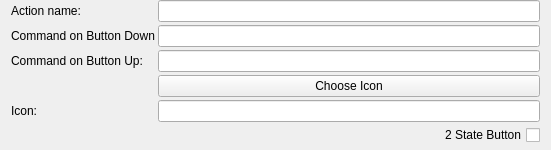
Old version of the form mudlet/prealpha1/mudlet/src/ui/actions_main_area.ui in the repository Mudlet/Mudlet.
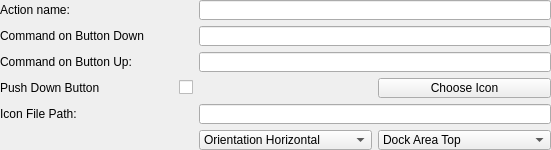
New version of the form.

Commit message: Feature: multiple toolbars (problem: floated TB only horizontal layout)

```diff
--- a/mudlet/prealpha1/mudlet/src/ui/actions_main_area.ui
+++ b/mudlet/prealpha1/mudlet/src/ui/actions_main_area.ui
@@ -31,69 +31,114 @@
    <string>Form</string>
   </property>
   <layout class="QGridLayout" name="gridLayout" >
-   <property name="topMargin" >
+   <property name="margin" >
     <number>0</number>
    </property>
-   <property name="bottomMargin" >
-    <number>0</number>
-   </property>
-   <property name="spacing" >
-    <number>3</number>
-   </property>
-   <item row="0" column="0" >
+   <item row="0" column="0" colspan="2" >
     <widget class="QLabel" name="label_action_name" >
      <property name="text" >
       <string>Action name:</string>
      </property>
     </widget>
    </item>
-   <item row="0" column="1" >
+   <item row="0" column="2" colspan="2" >
     <widget class="QLineEdit" name="lineEdit_action_name" />
    </item>
-   <item row="1" column="0" >
+   <item row="1" column="0" colspan="2" >
     <widget class="QLabel" name="label" >
      <property name="text" >
       <string>Command on Button Down</string>
      </property>
     </widget>
    </item>
-   <item row="1" column="1" >
+   <item row="1" column="2" colspan="2" >
     <widget class="QLineEdit" name="lineEdit_action_button_down" />
    </item>
-   <item row="2" column="0" >
+   <item row="2" column="0" colspan="2" >
     <widget class="QLabel" name="label_2" >
      <property name="text" >
       <string>Command on Button Up:</string>
      </property>
     </widget>
    </item>
-   <item row="2" column="1" >
+   <item row="2" column="2" colspan="2" >
     <widget class="QLineEdit" name="lineEdit_action_button_up" />
    </item>
-   <item row="3" column="1" >
+   <item row="3" column="0" >
+    <widget class="QLabel" name="label_3" >
+     <property name="text" >
+      <string>Push Down Button</string>
+     </property>
+    </widget>
+   </item>
+   <item row="3" column="3" >
     <widget class="QPushButton" name="pushButton_chose_icon" >
      <property name="text" >
       <string>Choose Icon</string>
      </property>
     </widget>
    </item>
-   <item row="4" column="0" >
+   <item row="4" column="0" colspan="2" >
     <widget class="QLabel" name="label_action_name_2" >
      <property name="text" >
-      <string>Icon:</string>
+      <string>Icon File Path:</string>
      </property>
     </widget>
    </item>
-   <item row="4" column="1" >
+   <item row="4" column="2" colspan="2" >
     <widget class="QLineEdit" name="lineEdit_action_icon" />
    </item>
-   <item row="5" column="0" colspan="2" >
+   <item row="5" column="2" >
+    <widget class="QComboBox" name="comboBox_orientation" >
+     <item>
+      <property name="text" >
+       <string>Orientation Horizontal</string>
+      </property>
+     </item>
+     <item>
+      <property name="text" >
+       <string>Orientation Vertical</string>
+      </property>
+     </item>
+    </widget>
+   </item>
+   <item row="5" column="3" >
+    <widget class="QComboBox" name="comboBox_location" >
+     <item>
+      <property name="text" >
+       <string>Dock Area Top</string>
+      </property>
+     </item>
+     <item>
+      <property name="text" >
+       <string>Dock Area Bottom</string>
+      </property>
+     </item>
+     <item>
+      <property name="text" >
+       <string>Dock Area Left</string>
+      </property>
+     </item>
+     <item>
+      <property name="text" >
+       <string>Dock Area Right</string>
+      </property>
+     </item>
+    </widget>
+   </item>
+   <item row="3" column="1" >
     <widget class="QCheckBox" name="checkBox_pushdownbutton" >
+     <property name="sizePolicy" >
+      <sizepolicy vsizetype="Fixed" hsizetype="Fixed" >
+       <horstretch>0</horstretch>
+       <verstretch>0</verstretch>
+      </sizepolicy>
+     </property>
      <property name="layoutDirection" >
       <enum>Qt::RightToLeft</enum>
      </property>
      <property name="text" >
-      <string>2 State Button</string>
+      <string/>
      </property>
     </widget>
    </item>
```
The commit also changes 17 other files.
